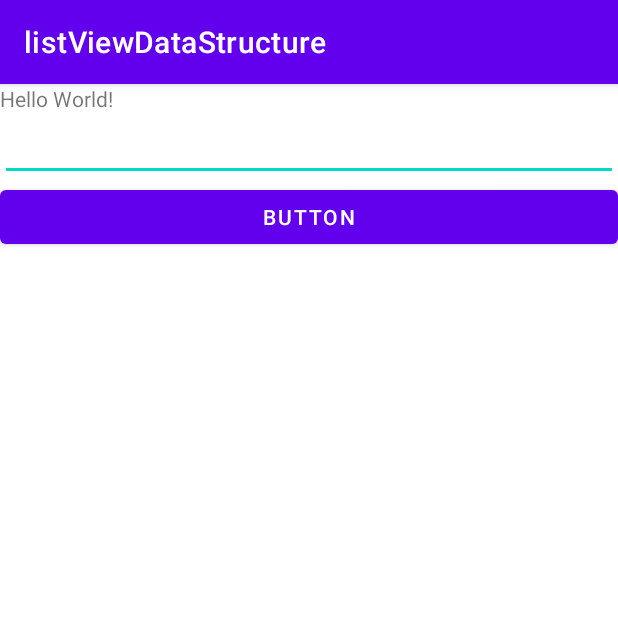
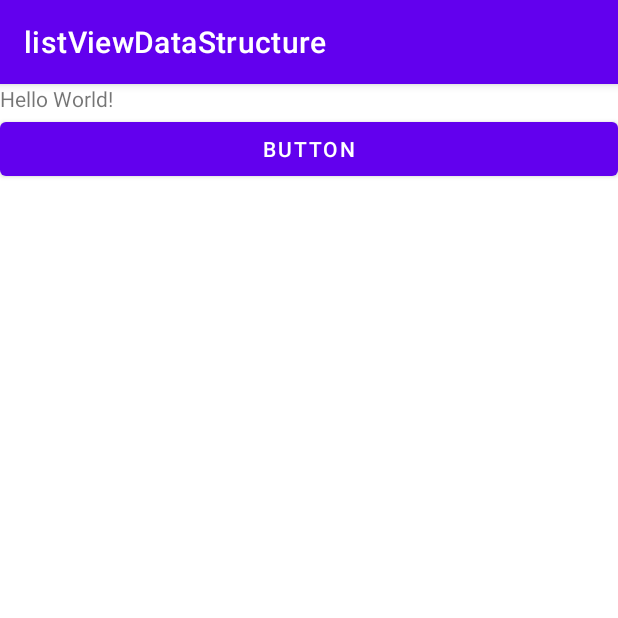
Before and after one commit to CadenceSalinas/listViewDataStructure, an Android app: the screen it shows after launch (MainActivity), on a phone screen of 412 x 824 dp, the top half of it. Run offline under Robolectric (Android 15) with nearby library versions, the phone set to English and light mode, and no system bars.

Commit message:
commented out editText and any code relating to it

```diff
--- a/app/src/main/java/com/example/listviewdatastructure/MainActivity.java
+++ b/app/src/main/java/com/example/listviewdatastructure/MainActivity.java
@@ -19,7 +19,7 @@ public class MainActivity extends AppCompatActivity {
 
     ListView list;
     Button add;
-    EditText inputUser;
+    //EditText inputUser;
     String setAnswer;
 
     @Override
@@ -29,7 +29,7 @@ public class MainActivity extends AppCompatActivity {
 
         list = (ListView)findViewById(R.id.list);
         add = (Button)findViewById(R.id.click);
-        inputUser = (EditText)findViewById(R.id.userInput);
+        //inputUser = (EditText)findViewById(R.id.userInput);
 
 
         String[] fruits = new String[] {};
@@ -43,7 +43,7 @@ public class MainActivity extends AppCompatActivity {
         {
             public void onClick(View v)
             {
-                setAnswer = inputUser.getText().toString();
+                //setAnswer = inputUser.getText().toString();
 
                 Log.i("info", "Added new item to list");
                 fruits_list.add(setAnswer);
--- a/app/src/main/res/layout/activity_main.xml
+++ b/app/src/main/res/layout/activity_main.xml
@@ -12,12 +12,12 @@
         android:layout_height="wrap_content"
         android:text="Hello World!" />
 
-    <EditText
-        android:id="@+id/userInput"
-        android:layout_width="match_parent"
-        android:layout_height="wrap_content"
-        android:ems="10"
-        android:inputType="number" />
+<!--    <EditText-->
+<!--        android:id="@+id/userInput"-->
+<!--        android:layout_width="match_parent"-->
+<!--        android:layout_height="wrap_content"-->
+<!--        android:ems="10"-->
+<!--        android:inputType="number" />-->
 
     <Button
         android:id="@+id/click"
```
